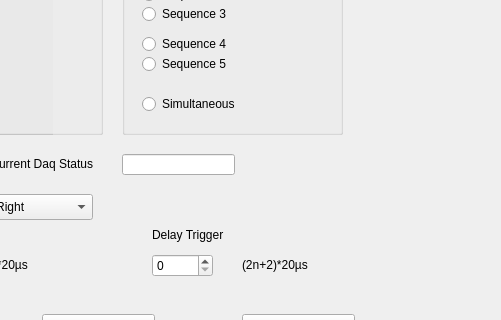
This is qt/dial_alldaq.ui in DPGA/Dcs as Qt 5 draws it before an edit; both pictures show x 318 to 819 and y 126 to 446 of the 819 by 649 pixel window. The edited form follows.
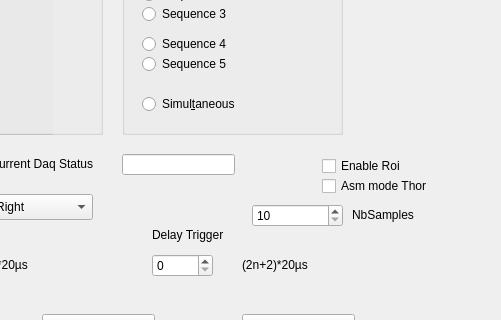
This is the edited form.

Patch:
```diff
--- a/qt/dial_alldaq.ui
+++ b/qt/dial_alldaq.ui
@@ -484,7 +484,7 @@
      </rect>
     </property>
     <property name="text">
-     <string>Simultaneous</string>
+     <string>Simul&amp;taneous</string>
     </property>
    </widget>
   </widget>
@@ -691,6 +691,64 @@
     <string>(2n+2)*20µs</string>
    </property>
   </widget>
+  <widget class="QCheckBox" name="AsmModeThor">
+   <property name="geometry">
+    <rect>
+     <x>640</x>
+     <y>300</y>
+     <width>161</width>
+     <height>24</height>
+    </rect>
+   </property>
+   <property name="text">
+    <string>Asm mode Thor</string>
+   </property>
+  </widget>
+  <widget class="QCheckBox" name="EnableRoi">
+   <property name="geometry">
+    <rect>
+     <x>640</x>
+     <y>280</y>
+     <width>161</width>
+     <height>24</height>
+    </rect>
+   </property>
+   <property name="text">
+    <string>Enable Roi</string>
+   </property>
+  </widget>
+  <widget class="QSpinBox" name="NbSamples">
+   <property name="geometry">
+    <rect>
+     <x>570</x>
+     <y>330</y>
+     <width>91</width>
+     <height>23</height>
+    </rect>
+   </property>
+   <property name="minimum">
+    <number>10</number>
+   </property>
+   <property name="maximum">
+    <number>1024</number>
+   </property>
+  </widget>
+  <widget class="QLabel" name="Label_delay_trig_2">
+   <property name="enabled">
+    <bool>true</bool>
+   </property>
+   <property name="geometry">
+    <rect>
+     <x>670</x>
+     <y>330</y>
+     <width>101</width>
+     <height>21</height>
+    </rect>
+   </property>
+   <property name="text">
+    <string>NbSamples</string>
+   </property>
+  </widget>
   <zorder>groupBox_4</zorder>
   <zorder>groupBox_5</zorder>
   <zorder>widget_2</zorder>
```
Left out of the diff: 4 changed lines with no effect on the pictures.
